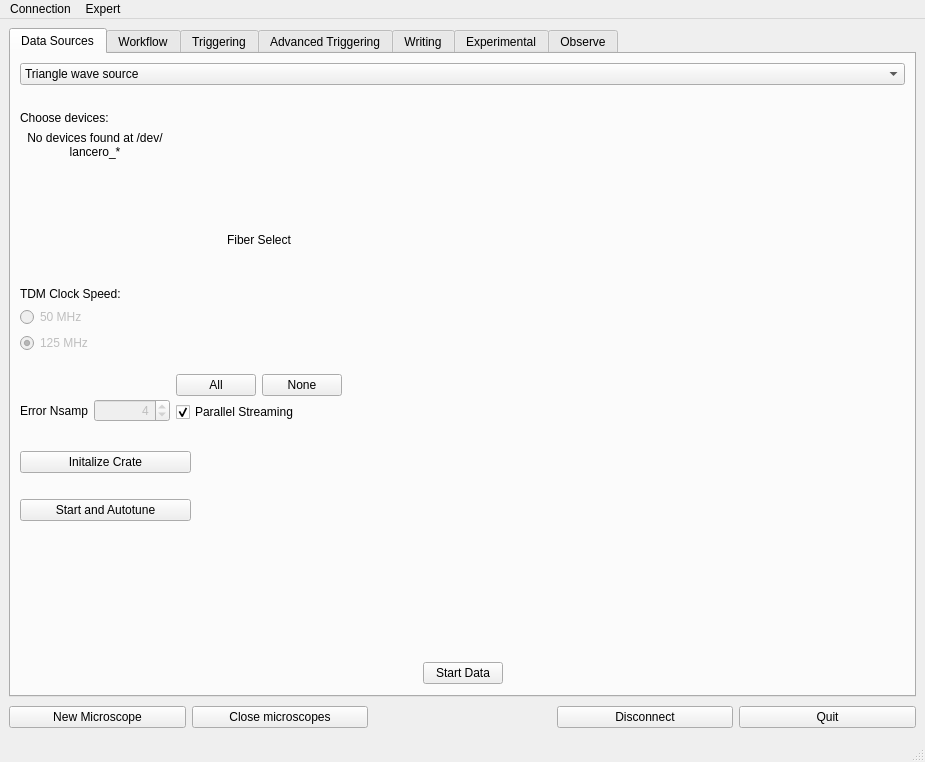
The window that dastardcommander/ui/dc.ui (usnistgov/dastardcommander) describes before a commit, drawn with Qt 5.
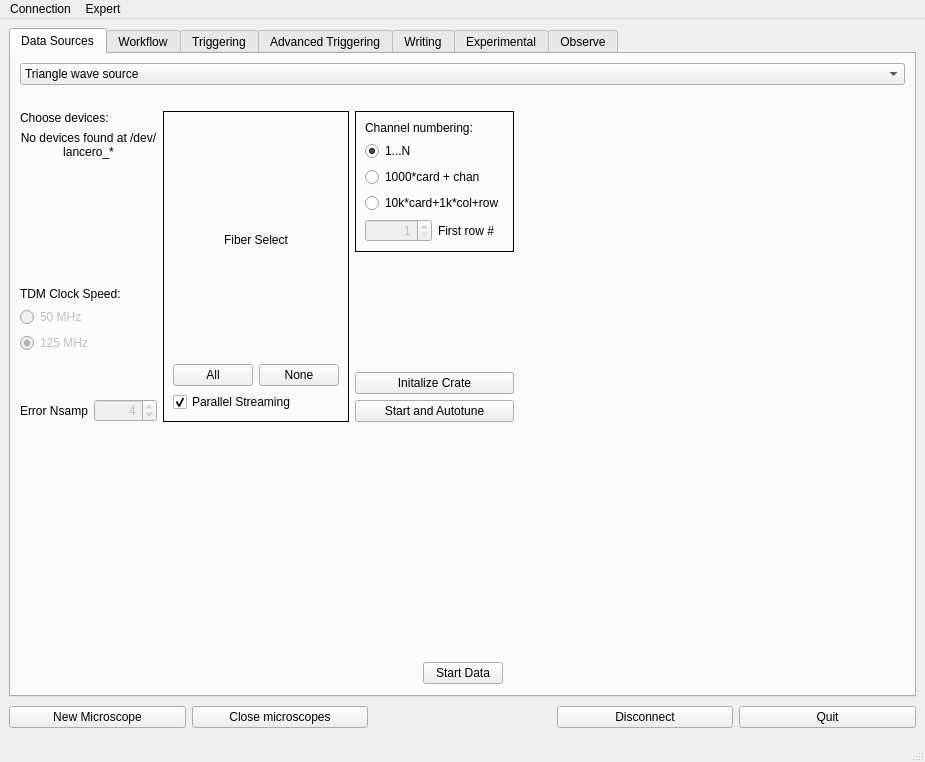
The same window after the commit. Icons and pictures are not drawn.

Commit message: Lancero: new GUI items to specify chanenl numbering

Patch:
```diff
--- a/dastardcommander/ui/dc.ui
+++ b/dastardcommander/ui/dc.ui
@@ -391,7 +391,7 @@
              <rect>
               <x>0</x>
               <y>20</y>
-              <width>472</width>
+              <width>541</width>
               <height>311</height>
              </rect>
             </property>
@@ -440,6 +440,8 @@
                 </spacer>
                </item>
                <item>
+                <layout class="QVBoxLayout" name="verticalLayout_2">
+                 <item>
                 <widget class="QLabel" name="label_14">
                  <property name="text">
                   <string>TDM Clock Speed:</string>
@@ -447,8 +449,6 @@
                 </widget>
                </item>
                <item>
-                <layout class="QVBoxLayout" name="verticalLayout_2">
-                 <item>
                   <widget class="QRadioButton" name="lanceroClock50Button">
                    <property name="enabled">
                     <bool>false</bool>
@@ -543,7 +543,155 @@
                </item>
               </layout>
              </item>
+             <item row="0" column="3">
+              <spacer name="horizontalSpacer_3">
+               <property name="orientation">
+                <enum>Qt::Horizontal</enum>
+               </property>
+               <property name="sizeHint" stdset="0">
+                <size>
+                 <width>40</width>
+                 <height>20</height>
+                </size>
+               </property>
+              </spacer>
+             </item>
+             <item row="0" column="2">
+              <layout class="QGridLayout" name="gridLayout_5">
+               <item row="9" column="0">
+                <widget class="QPushButton" name="pushButton_startAndAutotune">
+                 <property name="text">
+                  <string>Start and Autotune</string>
+                 </property>
+                </widget>
+               </item>
+               <item row="8" column="0">
+                <widget class="QPushButton" name="pushButton_initializeCrate">
+                 <property name="text">
+                  <string>Initalize Crate</string>
+                 </property>
+                </widget>
+               </item>
+               <item row="7" column="0">
+                <spacer name="verticalSpacer_7">
+                 <property name="orientation">
+                  <enum>Qt::Vertical</enum>
+                 </property>
+                 <property name="sizeHint" stdset="0">
+                  <size>
+                   <width>20</width>
+                   <height>40</height>
+                  </size>
+                 </property>
+                </spacer>
+               </item>
+               <item row="6" column="0">
+                <widget class="QFrame" name="verticalFrame">
+                 <property name="frameShape">
+                  <enum>QFrame::Box</enum>
+                 </property>
+                 <property name="frameShadow">
+                  <enum>QFrame::Plain</enum>
+                 </property>
+                 <property name="lineWidth">
+                  <number>1</number>
+                 </property>
+                 <layout class="QVBoxLayout" name="chanNumberingLayout">
+                  <item>
+                   <widget class="QLabel" name="chanNumberingLabel">
+                    <property name="text">
+                     <string>Channel numbering:</string>
+                    </property>
+                   </widget>
+                  </item>
+                  <item>
+                   <widget class="QRadioButton" name="channels1Nbutton">
+                    <property name="toolTip">
+                     <string>Number channels consecutively from 1</string>
+                    </property>
+                    <property name="text">
+                     <string>1...N</string>
+                    </property>
+                    <property name="checked">
+                     <bool>true</bool>
+                    </property>
+                    <attribute name="buttonGroup">
+                     <string notr="true">buttonGroup</string>
+                    </attribute>
+                   </widget>
+                  </item>
+                  <item>
+                   <widget class="QRadioButton" name="channels1kcardbutton">
+                    <property name="toolTip">
+                     <string>Number channels consecutively by card, with card number in the 1000s place</string>
+                    </property>
+                    <property name="text">
+                     <string>1000*card + chan</string>
+                    </property>
+                    <attribute name="buttonGroup">
+                     <string notr="true">buttonGroup</string>
+                    </attribute>
+                   </widget>
+                  </item>
+                  <item>
+                   <widget class="QRadioButton" name="channels10kcard1kcolButton">
+                    <property name="toolTip">
+                     <string>Number channels RCxxx for card R, column C</string>
+                    </property>
+                    <property name="text">
+                     <string>10k*card+1k*col+row</string>
+                    </property>
+                    <attribute name="buttonGroup">
+                     <string notr="true">buttonGroup</string>
+                    </attribute>
+                   </widget>
+                  </item>
+                  <item>
+                   <layout class="QHBoxLayout" name="horizontalLayout_8">
+                    <property name="topMargin">
+                     <number>0</number>
+                    </property>
+                    <item>
+                     <widget class="QSpinBox" name="firstRowSpinBox">
+                      <property name="enabled">
+                       <bool>false</bool>
+                      </property>
+                      <property name="toolTip">
+                       <string>If using the 3rd numbering mode, enter row # of the first addressed row (default 1)</string>
+                      </property>
+                      <property name="alignment">
+                       <set>Qt::AlignRight|Qt::AlignTrailing|Qt::AlignVCenter</set>
+                      </property>
+                      <property name="minimum">
+                       <number>1</number>
+                      </property>
+                      <property name="maximum">
+                       <number>999</number>
+                      </property>
+                      <property name="value">
+                       <number>1</number>
+                      </property>
+                     </widget>
+                    </item>
+                    <item>
+                     <widget class="QLabel" name="label_24">
+                      <property name="text">
+                       <string>First row #</string>
+                      </property>
+                     </widget>
+                    </item>
+                   </layout>
+                  </item>
+                 </layout>
+                </widget>
+               </item>
+              </layout>
+             </item>
              <item row="0" column="1">
+              <widget class="QFrame" name="frame">
+               <property name="frameShape">
+                <enum>QFrame::Box</enum>
+               </property>
               <layout class="QGridLayout" name="gridLayout_4">
                <item row="2" column="1">
                 <widget class="QPushButton" name="noFibersButton">
@@ -583,44 +731,6 @@
                 <layout class="QGridLayout" name="lanceroFiberLayout"/>
                </item>
               </layout>
-             </item>
-             <item row="0" column="2">
-              <spacer name="horizontalSpacer_3">
-               <property name="orientation">
-                <enum>Qt::Horizontal</enum>
-               </property>
-               <property name="sizeHint" stdset="0">
-                <size>
-                 <width>40</width>
-                 <height>20</height>
-                </size>
-               </property>
-              </spacer>
-             </item>
-            </layout>
-           </widget>
-           <widget class="QWidget" name="gridLayoutWidget">
-            <property name="geometry">
-             <rect>
-              <x>0</x>
-              <y>340</y>
-              <width>171</width>
-              <height>111</height>
-             </rect>
-            </property>
-            <layout class="QGridLayout" name="gridLayout_5">
-             <item row="0" column="0">
-              <widget class="QPushButton" name="pushButton_initializeCrate">
-               <property name="text">
-                <string>Initalize Crate</string>
-               </property>
-              </widget>
-             </item>
-             <item row="1" column="0">
-              <widget class="QPushButton" name="pushButton_startAndAutotune">
-               <property name="text">
-                <string>Start and Autotune</string>
-               </property>
               </widget>
              </item>
             </layout>
```
Left out of the diff: 19 changed lines with no effect on the pictures. Lines whose indentation alone changed are shown as unchanged. The commit also changes 1 other file.
